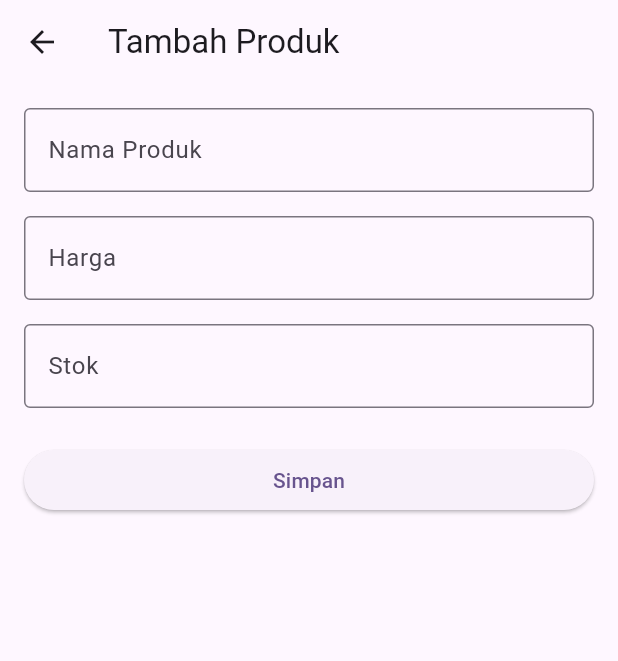
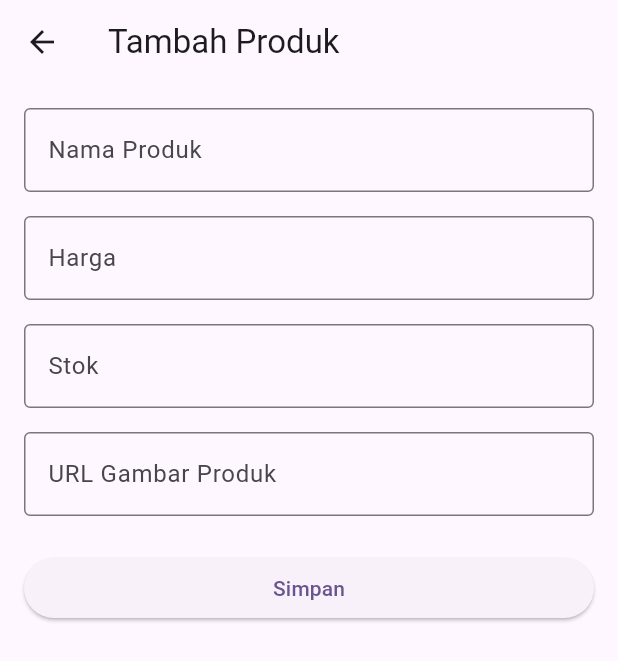
Before and after one commit to citraresa/uaspraktikum_canteenqu, a Flutter app: the AddProductScreen screen opened directly, on a phone screen of 412 x 824 dp. Shown: the top 661 px of the screen. Run offline on Flutter 3.47's test engine with Material 3 defaults, Android fonts, the light colour scheme and no system bars; our stand-ins replace cloud_firestore, firebase_auth, firebase_core, shared_preferences; accounts and stored records are empty.

Commit message:
Update 2

```diff
--- a/lib/screens/product/add_product_screen.dart
+++ b/lib/screens/product/add_product_screen.dart
@@ -1,12 +1,65 @@
 import 'package:flutter/material.dart';
 import 'package:cloud_firestore/cloud_firestore.dart';
 
-class AddProductScreen extends StatelessWidget {
+class AddProductScreen extends StatefulWidget {
   const AddProductScreen({super.key});
 
   @override
+  State<AddProductScreen> createState() => _AddProductScreenState();
+}
+
+class _AddProductScreenState extends State<AddProductScreen> {
+  // Controller
+  final TextEditingController nameC = TextEditingController();
+  final TextEditingController priceC = TextEditingController();
+  final TextEditingController stockC = TextEditingController();
+  final TextEditingController imageC = TextEditingController();
+
+  bool isLoading = false;
+
+  // Fungsi Simpan
+  Future<void> saveProduct() async {
+    if (nameC.text.isEmpty ||
+        priceC.text.isEmpty ||
+        stockC.text.isEmpty ||
+        imageC.text.isEmpty) {
+      ScaffoldMessenger.of(context).showSnackBar(
+        const SnackBar(content: Text("Semua field wajib diisi")),
+      );
+      return;
+    }
+
+    setState(() => isLoading = true);
+
+    try {
+      final newProduct = {
+        'name': nameC.text,
+        'price': double.tryParse(priceC.text) ?? 0,
+        'stock': int.tryParse(stockC.text) ?? 0,
+        'imageUrl': imageC.text,
+        'created_at': Timestamp.now(),
+      };
+
+      await FirebaseFirestore.instance
+          .collection('products')
+          .add(newProduct);
+
+      ScaffoldMessenger.of(context).showSnackBar(
+        const SnackBar(content: Text("Produk berhasil ditambahkan!")),
+      );
+
+      Navigator.pop(context); // kembali tanpa membawa data
+    } catch (e) {
+      ScaffoldMessenger.of(context).showSnackBar(
+        SnackBar(content: Text("Gagal menyimpan: $e")),
+      );
+    }
+
+    setState(() => isLoading = false);
+  }
+
+  @override
   Widget build(BuildContext context) {
-
     return Scaffold(
       appBar: AppBar(
         title: const Text("Tambah Produk"),
@@ -14,12 +67,12 @@ class AddProductScreen extends StatelessWidget {
       body: Padding(
         padding: const EdgeInsets.all(16.0),
         child: Column(
-          crossAxisAlignment: CrossAxisAlignment.start,
           children: [
 
             // Nama Produk
-            const TextField(
-              decoration: InputDecoration(
+            TextField(
+              controller: nameC,
+              decoration: const InputDecoration(
                 labelText: "Nama Produk",
                 border: OutlineInputBorder(),
               ),
@@ -27,8 +80,9 @@ class AddProductScreen extends StatelessWidget {
             const SizedBox(height: 16),
 
             // Harga
-            const TextField(
-              decoration: InputDecoration(
+            TextField(
+              controller: priceC,
+              decoration: const InputDecoration(
                 labelText: "Harga",
                 border: OutlineInputBorder(),
               ),
@@ -37,26 +91,36 @@ class AddProductScreen extends StatelessWidget {
             const SizedBox(height: 16),
 
             // Stok
-            const TextField(
-              decoration: InputDecoration(
+            TextField(
+              controller: stockC,
+              decoration: const InputDecoration(
                 labelText: "Stok",
                 border: OutlineInputBorder(),
               ),
               keyboardType: TextInputType.number,
             ),
+            const SizedBox(height: 16),
+
+            // URL Gambar
+            TextField(
+              controller: imageC,
+              decoration: const InputDecoration(
+                labelText: "URL Gambar Produk",
+                border: OutlineInputBorder(),
+              ),
+            ),
             const SizedBox(height: 24),
 
-            // Tombol Simpan (hanya kembali)
+            // Tombol Simpan
             SizedBox(
               width: double.infinity,
               child: ElevatedButton(
-                onPressed: () {
-                  Navigator.pop(context); // hanya kembali, tidak menyimpan
-                },
-                child: const Text("Simpan"),
+                onPressed: isLoading ? null : saveProduct,
+                child: isLoading
+                    ? const CircularProgressIndicator()
+                    : const Text("Simpan"),
               ),
             )
-
           ],
         ),
       ),
```
